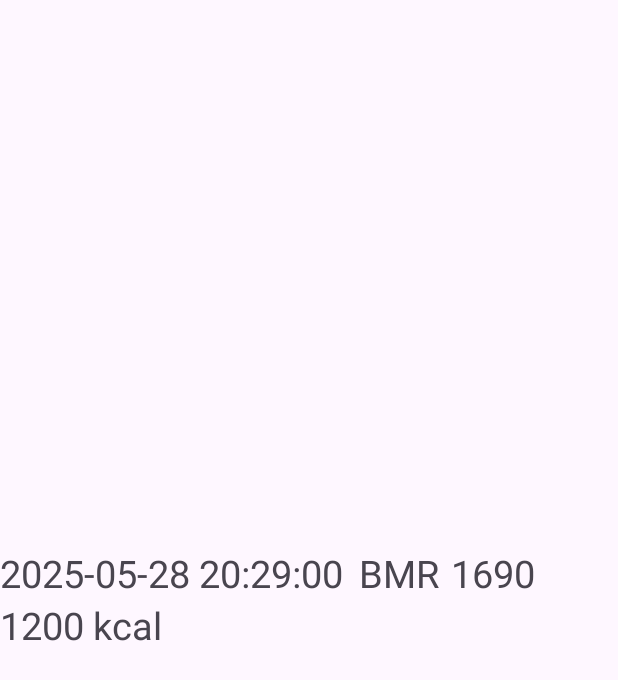
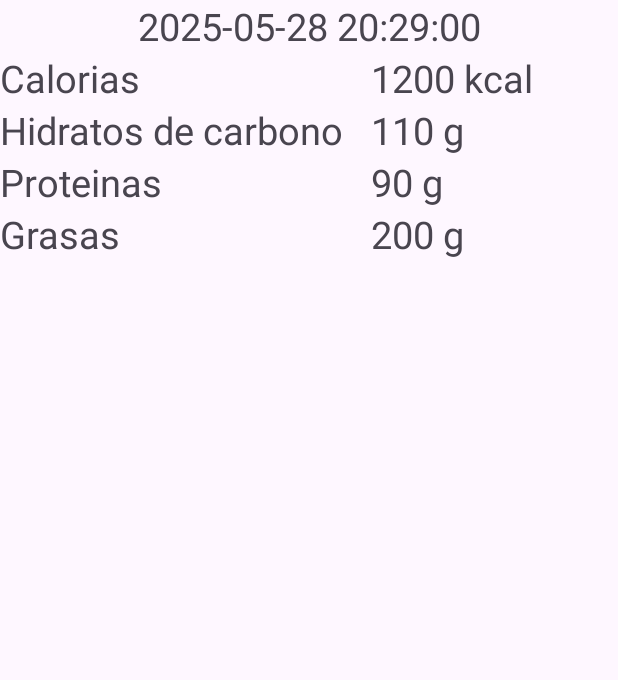
Before and after one commit to impulse101-dev/AppCalorias, an Android app: the layout item_record.xml on its own in the app's theme, with its tools: preview values and no code run, on a phone screen of 412 x 824 dp. Shown: the top 680 px of the screen. Run offline under Robolectric (Android 15) with nearby library versions, the phone set to English and light mode, and no system bars.

Commit message:
Fixed bug the recyclerview only showing one item. Some refactoring of the project.

```diff
--- a/app/src/main/res/layout/item_record.xml
+++ b/app/src/main/res/layout/item_record.xml
@@ -3,34 +3,77 @@
     xmlns:app="http://schemas.android.com/apk/res-auto"
     xmlns:tools="http://schemas.android.com/tools"
     android:layout_width="match_parent"
-    android:layout_height="match_parent"
+    android:layout_height="wrap_content"
     android:layout_marginBottom="25sp">
 
+
+    <TextView
+        android:id="@+id/tvRecordDate"
+        android:layout_width="wrap_content"
+        android:layout_height="wrap_content"
+        app:layout_constraintEnd_toEndOf="parent"
+        app:layout_constraintStart_toStartOf="parent"
+        app:layout_constraintTop_toTopOf="parent"
+        tools:text="2025-05-28 20:29:00" />
 
     <LinearLayout
         android:id="@+id/linearLayoutRecordItems"
         android:layout_width="match_parent"
         android:layout_height="wrap_content"
         android:orientation="horizontal"
-        app:layout_constraintBottom_toBottomOf="parent"
-        app:layout_constraintEnd_toEndOf="parent"
-        app:layout_constraintStart_toStartOf="parent"
-        app:layout_constraintTop_toTopOf="parent">
+        app:layout_constraintEnd_toEndOf="@+id/tvRecordDate"
+        app:layout_constraintStart_toStartOf="@+id/tvRecordDate"
+        app:layout_constraintTop_toBottomOf="@+id/tvRecordDate">
+
 
         <LinearLayout
-            android:id="@+id/linearLayoutRecordValues"
+            android:id="@+id/linearLayoutRecordTitles"
             android:layout_width="wrap_content"
             android:layout_height="wrap_content"
             android:orientation="vertical"
             android:layout_marginEnd="5sp">
 
             <TextView
-                android:id="@+id/tvRecordDate"
+                android:id="@+id/tvCalories"
                 android:layout_width="wrap_content"
                 android:layout_height="wrap_content"
-                app:layout_constraintStart_toStartOf="parent"
-                tools:text="2025-05-28 20:29:00"
-                />
+                app:layout_constraintStart_toEndOf="parent"
+                android:text="@string/calories"
+                android:layout_marginEnd="8sp"/>
+
+            <TextView
+                android:id="@+id/tvCarbohydrates"
+                android:layout_width="wrap_content"
+                android:layout_height="wrap_content"
+                app:layout_constraintStart_toEndOf="parent"
+                android:text="@string/carbohydrates"
+                android:layout_marginEnd="8sp"/>
+
+            <TextView
+                android:id="@+id/tvProteins"
+                android:layout_width="wrap_content"
+                android:layout_height="wrap_content"
+                app:layout_constraintStart_toEndOf="parent"
+                android:text="@string/proteins"
+                android:layout_marginEnd="8sp"/>
+
+            <TextView
+                android:id="@+id/tvFats"
+                android:layout_width="wrap_content"
+                android:layout_height="wrap_content"
+                app:layout_constraintStart_toEndOf="parent"
+                android:text="@string/fats"
+                android:layout_marginEnd="8sp"/>
+
+
+        </LinearLayout>
+
+        <LinearLayout
+            android:id="@+id/linearLayoutRecordValues"
+            android:layout_width="wrap_content"
+            android:layout_height="wrap_content"
+            android:layout_marginStart="5sp"
+            android:orientation="vertical">
 
             <TextView
                 android:id="@+id/tvRecordCalories"
@@ -38,35 +81,30 @@
                 android:layout_height="wrap_content"
                 tools:text="1200 kcal" />
 
+            <TextView
+                android:id="@+id/tvRecordCarbohydrates"
+                android:layout_width="wrap_content"
+                android:layout_height="wrap_content"
+                tools:text="110 g" />
+
+            <TextView
+                android:id="@+id/tvRecordProteins"
+                android:layout_width="wrap_content"
+                android:layout_height="wrap_content"
+                tools:text="90 g" />
+
+
+            <TextView
+                android:id="@+id/tvRecordFats"
+                android:layout_width="wrap_content"
+                android:layout_height="wrap_content"
+                tools:text="200 g" />
+
 
         </LinearLayout>
 
 
-        <LinearLayout
-            android:id="@+id/linearLayoutUserValues"
-            android:layout_width="wrap_content"
-            android:layout_height="wrap_content"
-            android:orientation="horizontal"
-            android:layout_marginStart="5sp">
 
-            <TextView
-                android:id="@+id/tvUserBMRTitle"
-                android:layout_width="wrap_content"
-                android:layout_height="wrap_content"
-                app:layout_constraintStart_toEndOf="parent"
-                android:text="@string/tv_bmrTitle"
-                android:layout_marginEnd="8sp"/>
-
-            <TextView
-                android:id="@+id/tvUserBMRValue"
-                android:layout_width="wrap_content"
-                android:layout_height="wrap_content"
-                app:layout_constraintStart_toEndOf="parent"
-                tools:text="1690"/>
-
-
-
-        </LinearLayout>
 
 
     </LinearLayout>
```
Also changed, not shown: app/src/main/java/com/example/appcalorias/activities/AddEditProfileActivity.kt (+36 -41 lines), app/src/main/java/com/example/appcalorias/activities/MainActivity.kt (+19 -27 lines), app/src/main/java/com/example/appcalorias/activities/RecordListActivity.kt (+31 -19 lines), app/src/main/java/com/example/appcalorias/activities/res/recyclerview/RecordAdapter.kt (renamed from app/src/main/java/com/example/appcalorias/activities/recyclerview/RecordAdapter.kt, +5 -3 lines), app/src/main/java/com/example/appcalorias/activities/res/toolbar/ToolbarManager.kt (added, +55 -0 lines), app/src/main/res/layout/activity_lista_usuarios.xml (+26 -1 lines), app/src/main/res/layout/activity_main.xml (+17 -4 lines), app/src/main/res/menu/custom_main_toolbar.xml (+0 -13 lines).
